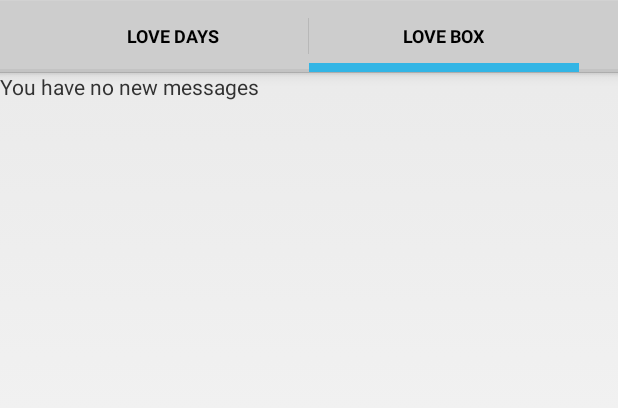
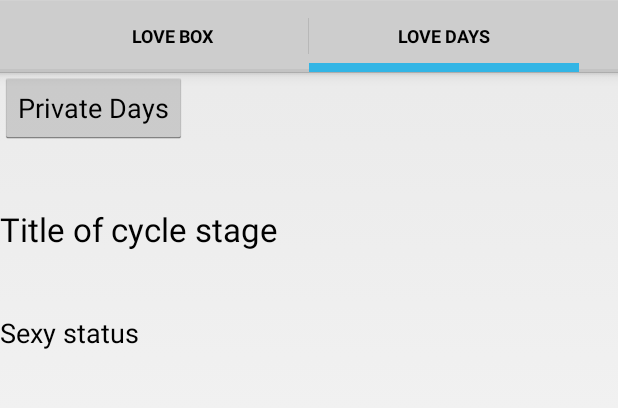
Before and after one commit to kazakovv/BB, an Android app: the screen it shows after launch (Main), tab 2 chosen, on a phone screen of 412 x 824 dp, the part 72-480 px from its top. Run offline under Robolectric (Android 15) with nearby library versions, the phone set to English and light mode, and no system bars; libraries missing offline, so code that uses them is left out: com.backendless, com.backendless.async, com.backendless.exceptions, com.backendless.persistence; 8 statements that could not run were skipped.

Commit message:
love days and logout

```diff
--- a/app/src/main/java/com/victor/sexytalk/sexytalk/FragmentLoveDays.java
+++ b/app/src/main/java/com/victor/sexytalk/sexytalk/FragmentLoveDays.java
@@ -2,7 +2,6 @@ package com.victor.sexytalk.sexytalk;
 
 import android.app.Activity;
 import android.content.Intent;
-import android.content.SharedPreferences;
 import android.os.Bundle;
 import android.support.v4.app.Fragment;
 
@@ -11,16 +10,12 @@ import android.view.View;
 import android.view.ViewGroup;
 import android.widget.Button;
 import android.widget.TextView;
-import android.widget.Toast;
 
 
 import com.backendless.Backendless;
 import com.backendless.BackendlessUser;
 
-import java.text.DateFormatSymbols;
-import java.util.ArrayList;
 import java.util.Calendar;
-import java.util.GregorianCalendar;
 
 /**
  * Created by Victor on 13/10/2014.
@@ -36,7 +31,8 @@ public class FragmentLoveDays extends Fragment {
     private int mAverageLengthOfMenstrualCycle;
     private boolean mSendSexyCalendarUpdateToPartners;
 
-    TextView cyclePhase;
+    TextView cyclePhaseTitle;
+    TextView cyclePhaseStatus;
     Calendar firstDayOfCycle;
 
     @Override
@@ -57,7 +53,8 @@ public class FragmentLoveDays extends Fragment {
     public void onActivityCreated(Bundle savedInstanceState) {
         super.onActivityCreated(savedInstanceState);
         showPrivateDaysDialog = (Button) getActivity().findViewById(R.id.showPrivateDaysDialog);
-        cyclePhase = (TextView) getActivity().findViewById(R.id.cyclePhase);
+        cyclePhaseTitle = (TextView) getActivity().findViewById(R.id.cyclePhase);
+        cyclePhaseStatus = (TextView) getActivity().findViewById(R.id.sexyStatus);
 
         if(currentUser != null) {
             if (currentUser.getProperty(Statics.KEY_MALE_OR_FEMALE).equals(Statics.SEX_MALE)) {
@@ -132,27 +129,37 @@ public class FragmentLoveDays extends Fragment {
 
             //razpredeliame dnite
 
+            //TODO: tr da se napraviat dnite
+
             if(days > 0 && days <= 5 ) {
             //bleeding
-                cyclePhase.setText("Blood " + days);
+                cyclePhaseTitle.setText("Blood " + days);
+                cyclePhaseStatus.setText("I am bloody");
             } else if (days > 5 && days <= 12 ) {
             //folicurar phase
             // active energetic
-                cyclePhase.setText("Active " + days);
+                cyclePhaseTitle.setText("Active " + days);
+                cyclePhaseStatus.setText("I am energetic");
 
             } else if (days > 12 && days <= 16) {
             //ovulation
                 //sexy
-                cyclePhase.setText("Sexy " + days);
+                cyclePhaseTitle.setText("Sexy " + days);
+                cyclePhaseStatus.setText("Fuck me");
 
             } else if (days > 16 && days <= mAverageLengthOfMenstrualCycle) {
             //luteal
-                cyclePhase.setText("Sexy 2 " + days);
+                cyclePhaseTitle.setText("Sexy 2 " + days);
+                cyclePhaseStatus.setText("Fuck me 2");
 
             } else if (days > mAverageLengthOfMenstrualCycle) {
             //tr da se updatene
-                cyclePhase.setText("Update " + days);
+                cyclePhaseTitle.setText("Update " + days);
+                cyclePhaseStatus.setText("Update me");
 
+            } else if (days < 0) {
+                cyclePhaseTitle.setText("Error baby " + days);
+                cyclePhaseStatus.setText("Error");
             }
 
 
--- a/app/src/main/java/com/victor/sexytalk/sexytalk/PagerAdapter.java
+++ b/app/src/main/java/com/victor/sexytalk/sexytalk/PagerAdapter.java
@@ -18,9 +18,9 @@ public class PagerAdapter extends FragmentPagerAdapter {
     public Fragment getItem(int position) {
         switch (position) {
             case 0:
+                return new FragmentLoveBox();
+            case 1:
                 return new FragmentLoveDays();
-            case 1:
-                return new FragmentLoveBox();
             default:
                 break;
         }
--- a/app/src/main/res/layout/fragment_love_days.xml
+++ b/app/src/main/res/layout/fragment_love_days.xml
@@ -18,12 +18,25 @@
         android:layout_width="wrap_content"
         android:layout_height="wrap_content"
         android:textAppearance="?android:attr/textAppearanceLarge"
-        android:text="Large Text"
+        android:text="Title of cycle stage"
         android:id="@+id/cyclePhase"
         android:layout_below="@+id/showPrivateDaysDialog"
         android:layout_alignParentLeft="true"
         android:layout_alignParentStart="true"
         android:layout_marginTop="42dp" />
 
+    <TextView
+        android:layout_width="wrap_content"
+        android:layout_height="wrap_content"
+        android:textAppearance="?android:attr/textAppearanceMedium"
+        android:text="Sexy status"
+        android:id="@+id/sexyStatus"
+        android:layout_marginTop="42dp"
+        android:layout_below="@+id/cyclePhase"
+        android:layout_alignRight="@+id/cyclePhase"
+        android:layout_alignEnd="@+id/cyclePhase"
+        android:layout_alignParentLeft="true"
+        android:layout_alignParentStart="true" />
+
 
 </RelativeLayout>
--- a/app/src/main/res/values/strings.xml
+++ b/app/src/main/res/values/strings.xml
@@ -87,6 +87,7 @@
     <string name="error_uploading_file">File upload error</string>
     <string name="selection_saved_successfully">Your selection was saved</string>
     <string name="selection_not_saved">Your selection was not saved due to a server problem </string>
+    <string name="logout_error">Can\'t log out due to a server error</string>
     <string-array name="camera_choices">
         <item>Take Picture</item>
         <item>Take Video</item>
```
Also changed, not shown: app/src/main/java/com/victor/sexytalk/sexytalk/Main.java (+14 -4 lines).
